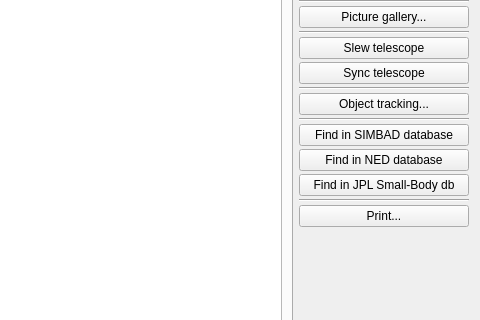
Before: the Qt Designer form cobjinfo.ui in PavelMr/skytechx, drawn with Qt 5; both pictures show x 284 to 764 and y 86 to 406 of the 764 by 622 pixel window.
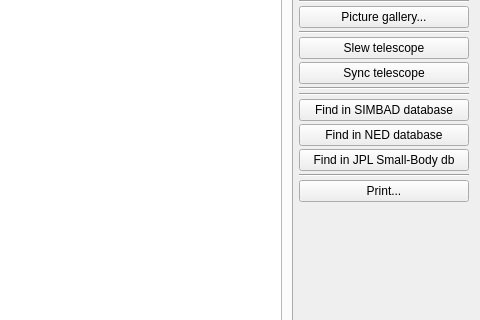
After: the same form once the commit is applied.

Commit message: Non modal object tracking dialog

What changed in the file:
```diff
--- a/cobjinfo.ui
+++ b/cobjinfo.ui
@@ -175,26 +175,6 @@
        </property>
       </widget>
      </item>
-     <item>
-      <widget class="QPushButton" name="clb_tracking">
-       <property name="maximumSize">
-        <size>
-         <width>16777215</width>
-         <height>28</height>
-        </size>
-       </property>
-       <property name="font">
-        <font>
-         <family>Segoe UI</family>
-         <weight>50</weight>
-         <bold>false</bold>
-        </font>
-       </property>
-       <property name="text">
-        <string>Object tracking...</string>
-       </property>
-      </widget>
-     </item>
      <item>
       <widget class="Line" name="line_5">
        <property name="orientation">
```
Left out of the diff: 1 changed line with no effect on the pictures. The commit also changes 6 other files.
